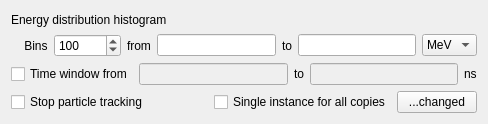
The window that ants3bundle/src/ants3/gui/geom/aparticleanalyzerwidget.ui (andrmor/ANTS3bundle) describes before a commit, drawn with Qt 5.
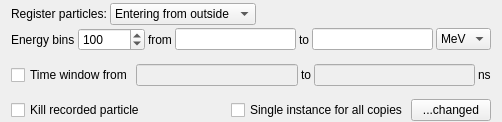
The same window after the commit.

Commit message: particle analyzer can record transporting_in or created particles

```diff
--- a/ants3bundle/src/ants3/gui/geom/aparticleanalyzerwidget.ui
+++ b/ants3bundle/src/ants3/gui/geom/aparticleanalyzerwidget.ui
@@ -6,27 +6,70 @@
    <rect>
     <x>0</x>
     <y>0</y>
-    <width>488</width>
-    <height>124</height>
+    <width>502</width>
+    <height>122</height>
    </rect>
   </property>
   <property name="windowTitle">
    <string>Form</string>
   </property>
   <layout class="QVBoxLayout" name="verticalLayout">
+   <property name="spacing">
+    <number>3</number>
+   </property>
+   <property name="topMargin">
+    <number>3</number>
+   </property>
+   <property name="bottomMargin">
+    <number>1</number>
+   </property>
    <item>
-    <widget class="QLabel" name="label">
-     <property name="text">
-      <string>Energy distribution histogram</string>
+    <layout class="QHBoxLayout" name="horizontalLayout_4">
+     <property name="topMargin">
+      <number>0</number>
      </property>
-    </widget>
+     <item>
+      <widget class="QLabel" name="label_5">
+       <property name="text">
+        <string>Register particles:</string>
+       </property>
+      </widget>
+     </item>
+     <item>
+      <widget class="QComboBox" name="cobScoringType">
+       <item>
+        <property name="text">
+         <string>Entering from outside</string>
+        </property>
+       </item>
+       <item>
+        <property name="text">
+         <string>Created inside</string>
+        </property>
+       </item>
+      </widget>
+     </item>
+     <item>
+      <spacer name="horizontalSpacer">
+       <property name="orientation">
+        <enum>Qt::Orientation::Horizontal</enum>
+       </property>
+       <property name="sizeHint" stdset="0">
+        <size>
+         <width>40</width>
+         <height>20</height>
+        </size>
+       </property>
+      </spacer>
+     </item>
+    </layout>
    </item>
    <item>
     <layout class="QHBoxLayout" name="horizontalLayout_3">
      <item>
       <widget class="QLabel" name="label_2">
        <property name="text">
-        <string>    Bins</string>
+        <string>Energy bins</string>
        </property>
       </widget>
      </item>
@@ -128,7 +171,7 @@
      <item>
       <widget class="QCheckBox" name="cbStopTracking">
        <property name="text">
-        <string>Stop particle tracking</string>
+        <string>Kill recorded particle</string>
        </property>
       </widget>
      </item>
```
Left out of the diff: 96 changed lines with no effect on the pictures. The commit also changes 6 other files.
